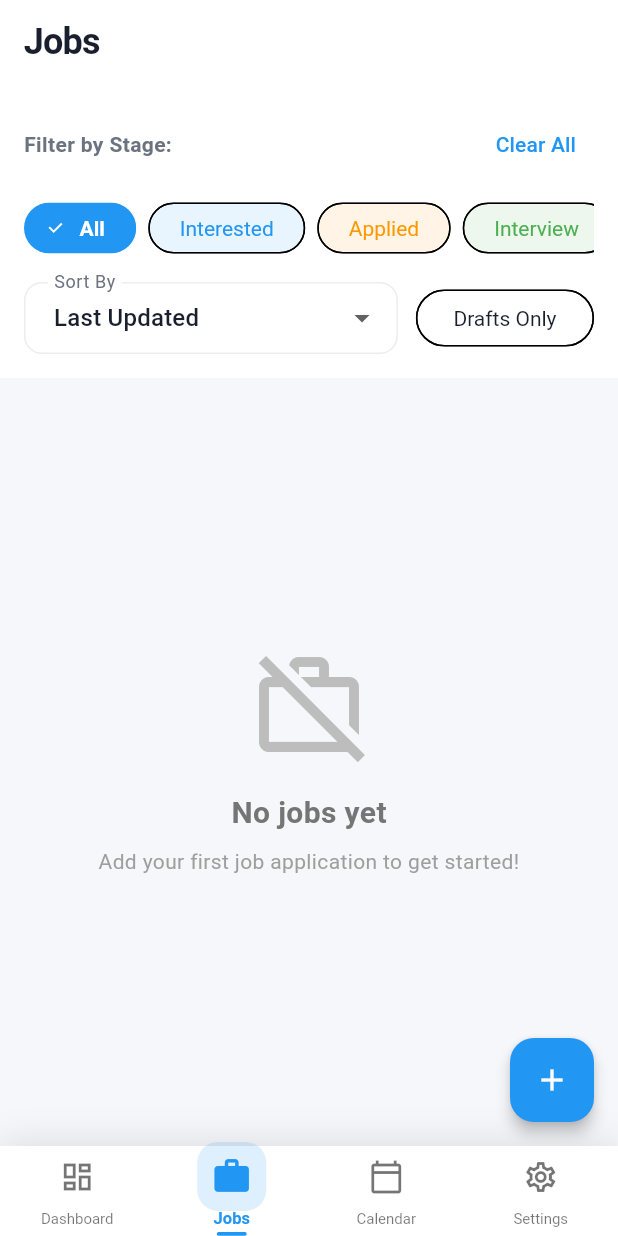
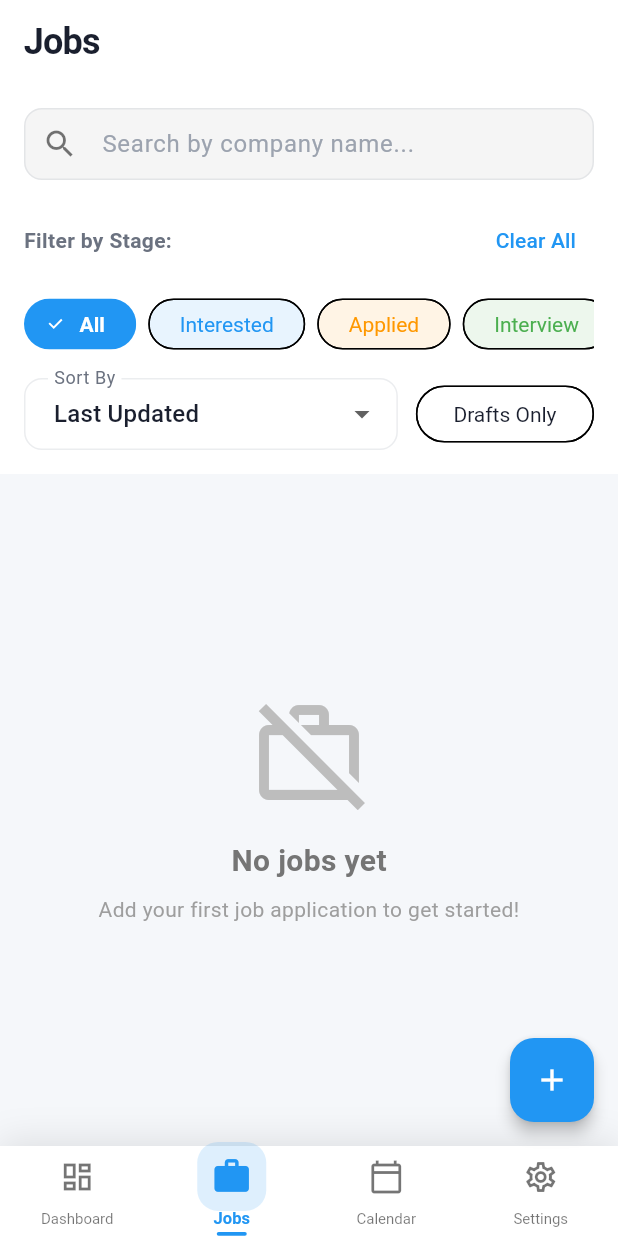
Before and after one commit to najmulmyself/job_tracker, a Flutter app: the MainNavigationScreen screen opened directly, item 2 of the bottom bar chosen, on a phone screen of 412 x 824 dp. Run offline on Flutter 3.47's test engine with Material 3 defaults, Android fonts, the phone set to English and light mode, and no system bars; our stand-ins replace cloud_firestore, firebase_auth, firebase_core, firebase_storage, flutter_local_notifications, google_sign_in and 1 more; accounts and stored records are empty.

Commit message:
feat: Refactor JobsListScreen to StatefulWidget with search functionality and improved empty state handling

```diff
--- a/lib/screens/jobs_list_screen.dart
+++ b/lib/screens/jobs_list_screen.dart
@@ -8,22 +8,88 @@ import '../widgets/job_card.dart';
 import '../widgets/filter_chip_widget.dart';
 import 'job_detail_screen.dart';
 
-class JobsListScreen extends StatelessWidget {
+class JobsListScreen extends StatefulWidget {
   const JobsListScreen({super.key});
 
   @override
+  State<JobsListScreen> createState() => _JobsListScreenState();
+}
+
+class _JobsListScreenState extends State<JobsListScreen> {
+  final TextEditingController _searchController = TextEditingController();
+  String _searchQuery = '';
+
+  @override
+  void dispose() {
+    _searchController.dispose();
+    super.dispose();
+  }
+
+  List<JobApplicationModel> _filterJobsBySearch(
+    List<JobApplicationModel> jobs,
+  ) {
+    if (_searchQuery.isEmpty) return jobs;
+
+    return jobs.where((job) {
+      return job.companyName.toLowerCase().contains(_searchQuery.toLowerCase());
+    }).toList();
+  }
+
+  @override
   Widget build(BuildContext context) {
+    final isDark = Theme.of(context).brightness == Brightness.dark;
+
     return Consumer<JobProvider>(
       builder: (context, jobProvider, _) {
+        final filteredJobs = _filterJobsBySearch(jobProvider.jobs);
+
         return Column(
           children: [
-            // Filters
+            // Search and Filters
             Container(
               padding: const EdgeInsets.all(16),
               color: Theme.of(context).colorScheme.surface,
               child: Column(
                 crossAxisAlignment: CrossAxisAlignment.start,
                 children: [
+                  // Search Field
+                  TextField(
+                    controller: _searchController,
+                    decoration: InputDecoration(
+                      hintText: 'Search by company name...',
+                      prefixIcon: Icon(
+                        Icons.search,
+                        color: isDark ? Colors.white54 : Colors.black54,
+                      ),
+                      suffixIcon: _searchQuery.isNotEmpty
+                          ? IconButton(
+                              icon: const Icon(Icons.clear),
+                              onPressed: () {
+                                setState(() {
+                                  _searchController.clear();
+                                  _searchQuery = '';
+                                });
+                              },
+                            )
+                          : null,
+                      filled: true,
+                      fillColor: isDark ? AppColors.darkCard : Colors.grey[100],
+                      border: OutlineInputBorder(
+                        borderRadius: BorderRadius.circular(12),
+                        borderSide: BorderSide.none,
+                      ),
+                      contentPadding: const EdgeInsets.symmetric(
+                        horizontal: 16,
+                        vertical: 12,
+                      ),
+                    ),
+                    onChanged: (value) {
+                      setState(() {
+                        _searchQuery = value;
+                      });
+                    },
+                  ),
+                  const SizedBox(height: 16),
                   Row(
                     mainAxisAlignment: MainAxisAlignment.spaceBetween,
                     children: [
@@ -118,13 +184,13 @@ class JobsListScreen extends StatelessWidget {
             Expanded(
               child: jobProvider.isLoading
                   ? const Center(child: CircularProgressIndicator())
-                  : jobProvider.jobs.isEmpty
-                  ? _buildEmptyState()
+                  : filteredJobs.isEmpty
+                  ? _buildEmptyState(isSearching: _searchQuery.isNotEmpty)
                   : ListView.builder(
                       padding: const EdgeInsets.all(16),
-                      itemCount: jobProvider.jobs.length,
+                      itemCount: filteredJobs.length,
                       itemBuilder: (context, index) {
-                        final job = jobProvider.jobs[index];
+                        final job = filteredJobs[index];
                         return Padding(
                           padding: const EdgeInsets.only(bottom: 12),
                           child: JobCard(
@@ -147,15 +213,19 @@ class JobsListScreen extends StatelessWidget {
     );
   }
 
-  Widget _buildEmptyState() {
+  Widget _buildEmptyState({bool isSearching = false}) {
     return Center(
       child: Column(
         mainAxisAlignment: MainAxisAlignment.center,
         children: [
-          Icon(Icons.work_off_outlined, size: 80, color: Colors.grey[400]),
+          Icon(
+            isSearching ? Icons.search_off : Icons.work_off_outlined,
+            size: 80,
+            color: Colors.grey[400],
+          ),
           const SizedBox(height: 16),
           Text(
-            'No jobs yet',
+            isSearching ? 'No results found' : 'No jobs yet',
             style: TextStyle(
               fontSize: 20,
               fontWeight: FontWeight.w600,
@@ -164,7 +234,9 @@ class JobsListScreen extends StatelessWidget {
           ),
           const SizedBox(height: 8),
           Text(
-            'Add your first job application to get started!',
+            isSearching
+                ? 'Try searching with a different company name'
+                : 'Add your first job application to get started!',
             style: TextStyle(fontSize: 14, color: Colors.grey[500]),
             textAlign: TextAlign.center,
           ),
```
Also changed, not shown: lib/screens/dashboard_screen.dart (+45 -52 lines).
